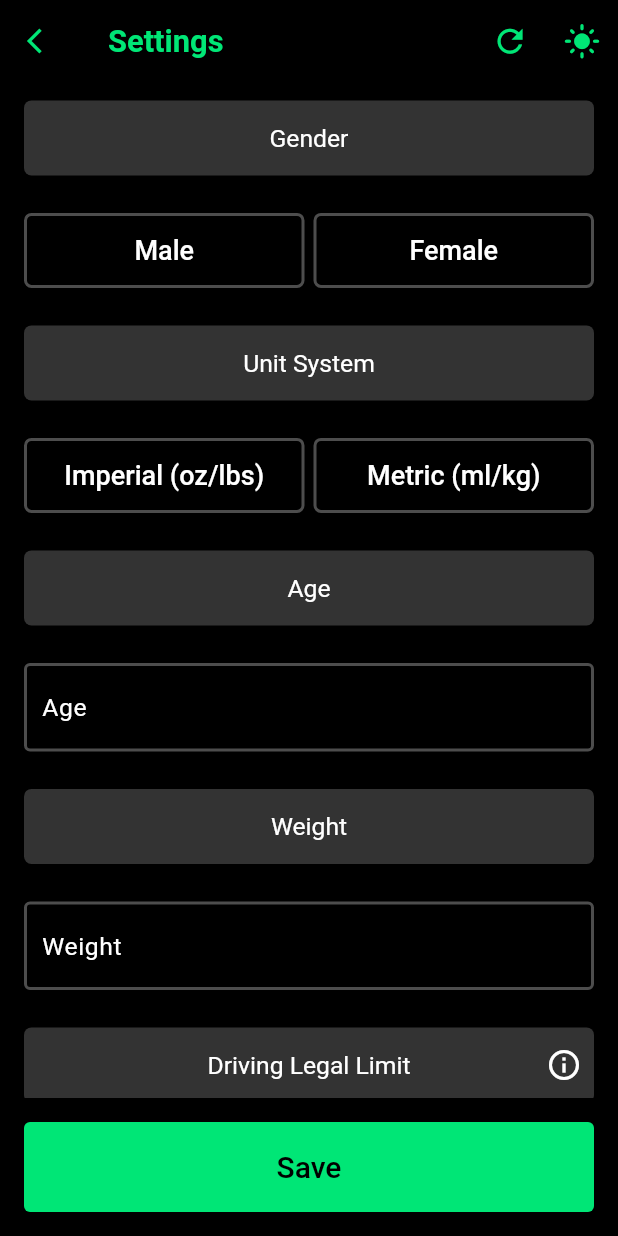
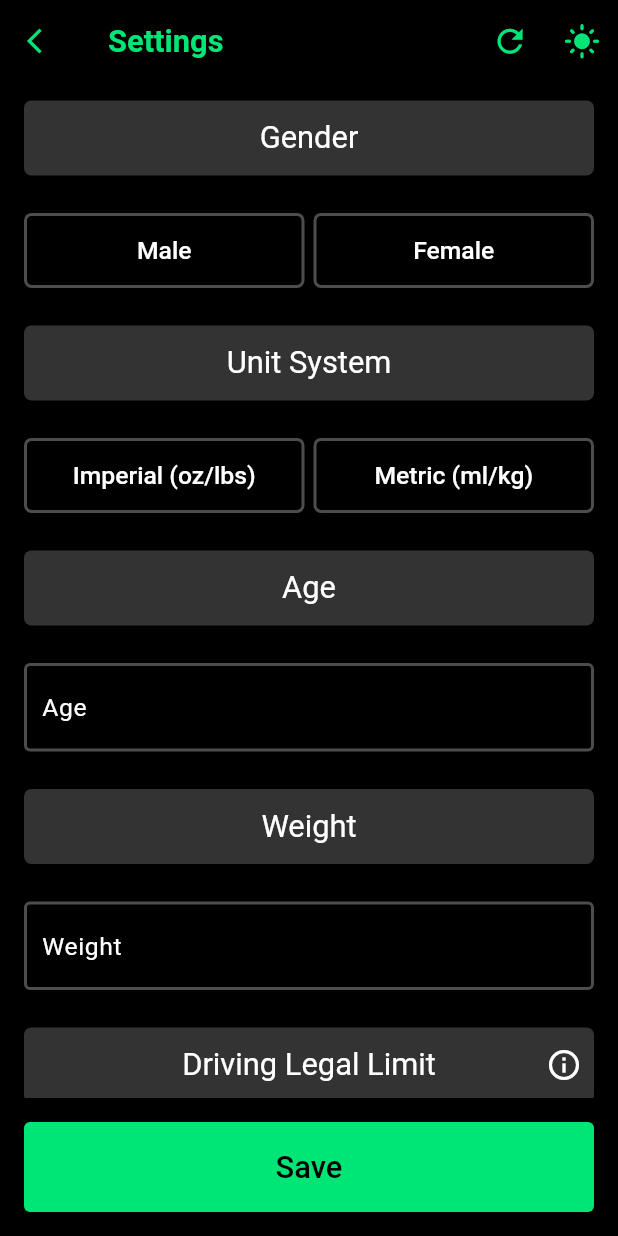
Before and after one commit to rahulg221/party_pal_, a Flutter app: the screen it shows after launch, after a tap on the "settings" icon, on a phone screen of 412 x 824 dp. Run offline on Flutter 3.47's test engine with Material 2 defaults, Android fonts, the light colour scheme and no system bars; our stand-ins replace animated_splash_screen, flutter_riverpod, shared_preferences; missing offline and left inert: activity_ring; Roboto replaces fonts that are missing (Karla).

Commit message:
Add files via upload

```diff
--- a/lib/homepage.dart
+++ b/lib/homepage.dart
@@ -292,8 +292,8 @@ class _MyHomePageState extends ConsumerState<MyHomePage> {
                     : 0
                 : 100,
             color: RingColorScheme(ringColor: color),
-            radius: width * 0.25,
-            width: 12,
+            radius: height * 0.15,
+            width: 13,
             child: GestureDetector(
               onTap: () {
                 print('bac ratio: $bacRatio');
@@ -334,8 +334,8 @@ class _MyHomePageState extends ConsumerState<MyHomePage> {
                 ScaffoldMessenger.of(context).showSnackBar(snackBar);
               },
               child: Container(
-                width: width * 0.25 * 2 - 12,
-                height: width * 0.25 * 2 - 12,
+                width: height * 0.15 * 2 - 13,
+                height: height * 0.15 * 2 - 13,
                 decoration: BoxDecoration(
                     gradient: LinearGradient(
                       begin: Alignment.topLeft,
@@ -664,7 +664,7 @@ class _MyHomePageState extends ConsumerState<MyHomePage> {
             fit: BoxFit.fitWidth,
             child: Text(
               'BAC: ${bac.toStringAsFixed(3)}',
-              style: Theme.of(context).textTheme.displaySmall,
+              style: Theme.of(context).textTheme.displayMedium,
             ),
           ),
         ),
--- a/lib/settings.dart
+++ b/lib/settings.dart
@@ -64,7 +64,7 @@ class _MySettingsPageState extends ConsumerState<MySettingsPage> {
     prefs.setInt('unit', 0);
   }
 
-  Widget _genderButton(double width) => Row(
+  Widget _genderButton(double width, double height) => Row(
         children: [
           Container(
             width: (width - 32) / 2 - 3, // width - body column padding
@@ -92,7 +92,7 @@ class _MySettingsPageState extends ConsumerState<MySettingsPage> {
               },
               child: Text('Male',
                   style: TextStyle(
-                      fontSize: 18,
+                      fontSize: height * 0.01 * 2,
                       color: MyApp.themeNotifier.value == ThemeMode.light
                           ? Colors.black
                           : ref.read(genderController) == 0.68
@@ -126,7 +126,7 @@ class _MySettingsPageState extends ConsumerState<MySettingsPage> {
               },
               child: Text('Female',
                   style: TextStyle(
-                      fontSize: 18,
+                      fontSize: height * 0.01 * 2,
                       color: MyApp.themeNotifier.value == ThemeMode.light
                           ? Colors.black
                           : ref.read(genderController) == 0.55
@@ -137,7 +137,7 @@ class _MySettingsPageState extends ConsumerState<MySettingsPage> {
         ],
       );
 
-  Widget _unitButtons(double width) => Row(
+  Widget _unitButtons(double width, double height) => Row(
         children: [
           Container(
             width: (width - 32) / 2 - 3, // width - body column padding
@@ -164,7 +164,7 @@ class _MySettingsPageState extends ConsumerState<MySettingsPage> {
               },
               child: Text('Imperial (oz/lbs)',
                   style: TextStyle(
-                      fontSize: 18,
+                      fontSize: height * 0.01 * 2,
                       color: MyApp.themeNotifier.value == ThemeMode.light
                           ? Colors.black
                           : ref.read(unitController) == 2
@@ -198,7 +198,7 @@ class _MySettingsPageState extends ConsumerState<MySettingsPage> {
               },
               child: Text('Metric (ml/kg)',
                   style: TextStyle(
-                      fontSize: 18,
+                      fontSize: height * 0.01 * 2,
                       color: MyApp.themeNotifier.value == ThemeMode.light
                           ? Colors.black
                           : ref.read(unitController) == 1
@@ -209,8 +209,16 @@ class _MySettingsPageState extends ConsumerState<MySettingsPage> {
         ],
       );
 
-  Widget _saveButton(double width, double weight, double age, double legalLimit,
-          double gender, int recLevel, double tolerance, int unit) =>
+  Widget _saveButton(
+          double width,
+          double height,
+          double weight,
+          double age,
+          double legalLimit,
+          double gender,
+          int recLevel,
+          double tolerance,
+          int unit) =>
       Container(
         width: (width - 32), // width - body column padding
         height: 60,
@@ -234,14 +242,14 @@ class _MySettingsPageState extends ConsumerState<MySettingsPage> {
           child: Text(
             'Save',
             style: TextStyle(
-              fontSize: 20,
+              fontSize: height * 0.01 * 2.5,
               color: Colors.black,
             ),
           ),
         ),
       );
 
-  Widget _recLevel(double width, ThemeMode theme) => Row(
+  Widget _recLevel(double width, double height, ThemeMode theme) => Row(
         children: [
           Container(
             width: (width - 32) / 3 - 8, // width - body column padding
@@ -268,7 +276,7 @@ class _MySettingsPageState extends ConsumerState<MySettingsPage> {
               },
               child: Text('Light',
                   style: TextStyle(
-                      fontSize: 18,
+                      fontSize: height * 0.01 * 2,
                       color: MyApp.themeNotifier.value == ThemeMode.light
                           ? Colors.black
                           : ref.read(recController) == 1
@@ -302,7 +310,7 @@ class _MySettingsPageState extends ConsumerState<MySettingsPage> {
               },
               child: Text('Moderate',
                   style: TextStyle(
-                      fontSize: 18,
+                      fontSize: height * 0.01 * 2,
                       color: MyApp.themeNotifier.value == ThemeMode.light
                           ? Colors.black
                           : ref.read(recController) == 2
@@ -336,7 +344,7 @@ class _MySettingsPageState extends ConsumerState<MySettingsPage> {
               },
               child: Text('Heavy',
                   style: TextStyle(
-                      fontSize: 18,
+                      fontSize: height * 0.01 * 2,
                       color: MyApp.themeNotifier.value == ThemeMode.light
                           ? Colors.black
                           : ref.read(recController) == 3
@@ -566,11 +574,11 @@ class _MySettingsPageState extends ConsumerState<MySettingsPage> {
                                 child: Text('Gender',
                                     style: Theme.of(context)
                                         .textTheme
-                                        .displaySmall),
+                                        .displayMedium),
                               ),
                             )),
                         SizedBox(height: 25),
-                        _genderButton(width),
+                        _genderButton(width, height),
                         SizedBox(height: 25),
                         Container(
                           decoration: BoxDecoration(
@@ -586,13 +594,14 @@ class _MySettingsPageState extends ConsumerState<MySettingsPage> {
                             child: Center(
                               child: Text(
                                 'Unit System',
-                                style: Theme.of(context).textTheme.displaySmall,
+                                style:
+                                    Theme.of(context).textTheme.displayMedium,
                               ),
                             ),
                           ),
                         ),
                         SizedBox(height: 25),
-                        _unitButtons(width),
+                        _unitButtons(width, height),
                         SizedBox(height: 25),
                         Container(
                             decoration: BoxDecoration(
@@ -610,7 +619,7 @@ class _MySettingsPageState extends ConsumerState<MySettingsPage> {
                                 child: Text('Age',
                                     style: Theme.of(context)
                                         .textTheme
-                                        .displaySmall),
+                                        .displayMedium),
                               ),
                             )),
                         SizedBox(height: 25),
@@ -633,7 +642,7 @@ class _MySettingsPageState extends ConsumerState<MySettingsPage> {
                                 child: Text('Weight',
                                     style: Theme.of(context)
                                         .textTheme
-                                        .displaySmall),
+                                        .displayMedium),
                               ),
                             )),
                         SizedBox(height: 25),
@@ -664,7 +673,7 @@ class _MySettingsPageState extends ConsumerState<MySettingsPage> {
                                     'Driving Legal Limit',
                                     style: Theme.of(context)
                                         .textTheme
-                                        .displaySmall,
+                                        .displayMedium,
                                   ),
                                 ),
                                 _infoIcon(
@@ -697,7 +706,7 @@ class _MySettingsPageState extends ConsumerState<MySettingsPage> {
                                     'Recommendation Level',
                                     style: Theme.of(context)
                                         .textTheme
-                                        .displaySmall,
+                                        .displayMedium,
                                   ),
                                 ),
                                 _infoIcon(
@@ -710,6 +719,7 @@ class _MySettingsPageState extends ConsumerState<MySettingsPage> {
                         SizedBox(height: 25),
                         _recLevel(
                           width,
+                          height,
                           MyApp.themeNotifier.value == ThemeMode.light
                               ? ThemeMode.light
                               : ThemeMode.dark,
@@ -734,7 +744,7 @@ class _MySettingsPageState extends ConsumerState<MySettingsPage> {
                                     'Tolerance Level',
                                     style: Theme.of(context)
                                         .textTheme
-                                        .displaySmall,
+                                        .displayMedium,
                                   ),
                                 ),
                                 _infoIcon(
@@ -775,8 +785,8 @@ class _MySettingsPageState extends ConsumerState<MySettingsPage> {
               ),
               Padding(
                 padding: const EdgeInsets.all(16.0),
-                child: _saveButton(width, weight, age, legalLimit, genderVal,
-                    recLevel, tolerance, unit),
+                child: _saveButton(width, height, weight, age, legalLimit,
+                    genderVal, recLevel, tolerance, unit),
               ),
             ],
           ),
--- a/lib/theme_config.dart
+++ b/lib/theme_config.dart
@@ -19,7 +19,7 @@ ThemeData createLightTheme(Color textColor, double width, double height) {
         fontFamily: fontStyle,
       ),
       headlineMedium: TextStyle(
-        fontSize: textScale * 6,
+        fontSize: textScale * 3.2,
         fontWeight: FontWeight.bold,
         color: Colors.black,
         fontFamily: fontStyle,
@@ -137,7 +137,7 @@ ThemeData createDarkTheme(Color textColor, double width, double height) {
         fontFamily: fontStyle,
       ),
       headlineMedium: TextStyle(
-        fontSize: textScale * 6,
+        fontSize: textScale * 3.2,
         fontWeight: FontWeight.bold,
         color: Colors.white,
         fontFamily: fontStyle,
@@ -145,7 +145,7 @@ ThemeData createDarkTheme(Color textColor, double width, double height) {
       headlineSmall: TextStyle(
         fontSize: textScale * 3,
         fontWeight: FontWeight.bold,
-        color: Colors.white,
+        color: textColor,
         fontFamily: fontStyle,
       ),
       titleLarge: TextStyle(
@@ -169,7 +169,7 @@ ThemeData createDarkTheme(Color textColor, double width, double height) {
         fontFamily: fontStyle,
       ),
       bodyMedium: TextStyle(
-        fontSize: textScale * 2,
+        fontSize: textScale * 2.5,
         color: textColor,
         fontFamily: fontStyle,
       ),
```
Also changed, not shown: lib/bac_info.dart (+12 -6 lines), lib/history.dart (+9 -8 lines).
